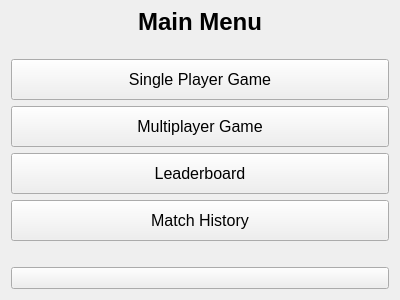
This is python_client/views/ui/qt_main_menu_view.ui in YuriHa-op/Hangman as Qt 5 draws it before an edit. The edited form follows.
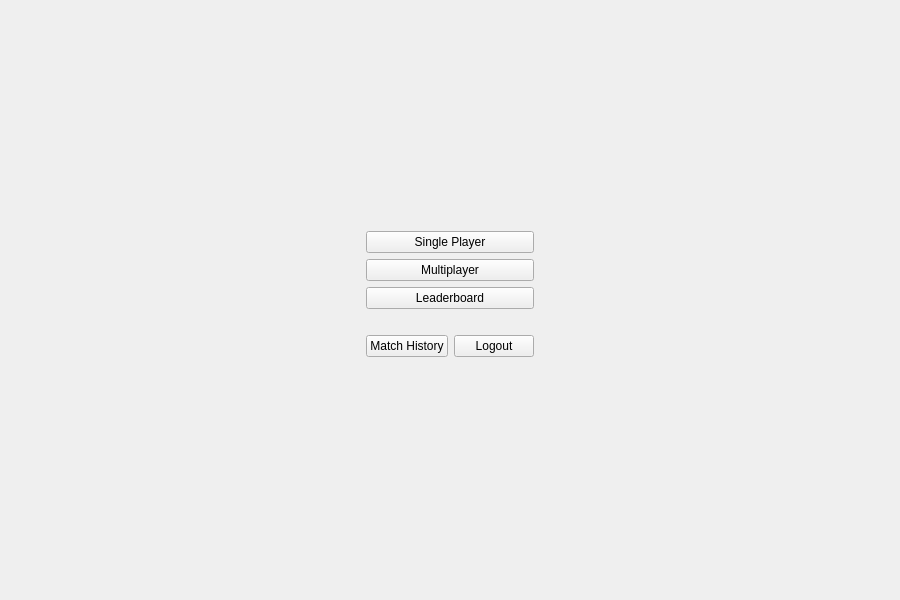
This is the edited form.

Diff of the .ui file:
```diff
--- a/python_client/views/ui/qt_main_menu_view.ui
+++ b/python_client/views/ui/qt_main_menu_view.ui
@@ -6,57 +6,141 @@
    <rect>
     <x>0</x>
     <y>0</y>
-    <width>400</width>
-    <height>300</height>
+    <width>900</width>
+    <height>600</height>
    </rect>
   </property>
   <property name="windowTitle">
    <string>Hangman - Main Menu</string>
   </property>
+  <layout class="QVBoxLayout" name="verticalLayout" stretch="2,0,0,3,0">
+   <property name="spacing">
+    <number>0</number>
+   </property>
+   <property name="leftMargin">
+    <number>10</number>
+   </property>
+   <property name="topMargin">
+    <number>10</number>
+   </property>
+   <property name="rightMargin">
+    <number>10</number>
+   </property>
+   <property name="bottomMargin">
+    <number>10</number>
+   </property>
+   <item>
+    <spacer name="verticalSpacer_top">
+     <property name="orientation">
+      <enum>Qt::Vertical</enum>
+     </property>
+     <property name="sizeHint" stdset="0">
+      <size>
+       <width>20</width>
+       <height>20</height>
+      </size>
+     </property>
+    </spacer>
+   </item>
+   <item>
+    <widget class="QStackedWidget" name="logo_stack">
   <property name="minimumSize">
    <size>
-    <width>400</width>
-    <height>300</height>
-   </size>
-  </property>
-  <layout class="QVBoxLayout" name="verticalLayout">
+       <width>0</width>
+       <height>120</height>
+      </size>
+     </property>
+     <property name="maximumSize">
+      <size>
+       <width>16777215</width>
+       <height>120</height>
+      </size>
+     </property>
+     <widget class="QWidget" name="logo_page">
+      <layout class="QHBoxLayout" name="horizontalLayout_2">
    <item>
-    <widget class="QLabel" name="title_label">
-     <property name="styleSheet">
-      <string notr="true">font-size: 24px; font-weight: bold; margin-bottom: 20px;</string>
+        <widget class="QLabel" name="logo_label">
+         <property name="minimumSize">
+          <size>
+           <width>600</width>
+           <height>100</height>
+          </size>
+         </property>
+         <property name="maximumSize">
+          <size>
+           <width>600</width>
+           <height>100</height>
+          </size>
      </property>
      <property name="text">
-      <string>Main Menu</string>
+          <string/>
      </property>
      <property name="alignment">
       <set>Qt::AlignCenter</set>
      </property>
     </widget>
    </item>
+      </layout>
+     </widget>
+    </widget>
+   </item>
+   <item>
+    <layout class="QHBoxLayout" name="center_buttons_layout">
+     <item>
+      <spacer name="horizontalSpacer_left">
+       <property name="orientation">
+        <enum>Qt::Horizontal</enum>
+       </property>
+       <property name="sizeHint" stdset="0">
+        <size>
+         <width>40</width>
+         <height>20</height>
+        </size>
+       </property>
+      </spacer>
+     </item>
+     <item>
+      <widget class="QWidget" name="center_buttons_widget" native="true">
+       <property name="maximumSize">
+        <size>
+         <width>700</width>
+         <height>16777215</height>
+        </size>
+       </property>
+       <layout class="QVBoxLayout" name="verticalLayout_2">
    <item>
     <widget class="QPushButton" name="single_player_button">
-     <property name="styleSheet">
-      <string notr="true">padding: 10px; font-size: 16px;</string>
+          <property name="maximumSize">
+           <size>
+            <width>16777215</width>
+            <height>35</height>
+           </size>
      </property>
      <property name="text">
-      <string>Single Player Game</string>
+           <string>Single Player</string>
      </property>
     </widget>
    </item>
    <item>
     <widget class="QPushButton" name="multiplayer_button">
-     <property name="styleSheet">
-      <string notr="true">padding: 10px; font-size: 16px;</string>
+          <property name="maximumSize">
+           <size>
+            <width>16777215</width>
+            <height>35</height>
+           </size>
      </property>
      <property name="text">
-      <string>Multiplayer Game</string>
+           <string>Multiplayer</string>
      </property>
     </widget>
    </item>
    <item>
     <widget class="QPushButton" name="leaderboard_button">
-     <property name="styleSheet">
-      <string notr="true">padding: 10px; font-size: 16px;</string>
+          <property name="maximumSize">
+           <size>
+            <width>16777215</width>
+            <height>35</height>
+           </size>
      </property>
      <property name="text">
       <string>Leaderboard</string>
@@ -64,9 +148,30 @@
     </widget>
    </item>
    <item>
+         <spacer name="verticalSpacer_2">
+          <property name="orientation">
+           <enum>Qt::Vertical</enum>
+          </property>
+          <property name="sizeType">
+           <enum>QSizePolicy::Fixed</enum>
+          </property>
+          <property name="sizeHint" stdset="0">
+           <size>
+            <width>20</width>
+            <height>20</height>
+           </size>
+          </property>
+         </spacer>
+        </item>
+        <item>
+         <layout class="QHBoxLayout" name="horizontalLayout">
+          <item>
     <widget class="QPushButton" name="match_history_button">
-     <property name="styleSheet">
-      <string notr="true">padding: 10px; font-size: 16px;</string>
+            <property name="maximumSize">
+             <size>
+              <width>16777215</width>
+              <height>35</height>
+             </size>
      </property>
      <property name="text">
       <string>Match History</string>
@@ -75,13 +180,94 @@
    </item>
    <item>
     <widget class="QPushButton" name="logout_button">
-     <property name="styleSheet">
-      <string notr="true">padding: 10px; font-size: 16px; margin-top: 20px;</string>
+            <property name="maximumSize">
+             <size>
+              <width>16777215</width>
+              <height>35</height>
+             </size>
      </property>
      <property name="text">
       <string>Logout</string>
      </property>
     </widget>
+          </item>
+         </layout>
+        </item>
+        <item>
+         <widget class="QWidget" name="splash_container" native="true">
+          <property name="minimumSize">
+           <size>
+            <width>0</width>
+            <height>60</height>
+           </size>
+          </property>
+          <layout class="QVBoxLayout" name="verticalLayout_3"/>
+         </widget>
+        </item>
+       </layout>
+      </widget>
+     </item>
+     <item>
+      <spacer name="horizontalSpacer_right">
+       <property name="orientation">
+        <enum>Qt::Horizontal</enum>
+       </property>
+       <property name="sizeHint" stdset="0">
+        <size>
+         <width>40</width>
+         <height>20</height>
+        </size>
+       </property>
+      </spacer>
+     </item>
+    </layout>
+   </item>
+   <item>
+    <spacer name="verticalSpacer_bottom">
+     <property name="orientation">
+      <enum>Qt::Vertical</enum>
+     </property>
+     <property name="sizeHint" stdset="0">
+      <size>
+       <width>20</width>
+       <height>40</height>
+      </size>
+     </property>
+    </spacer>
+   </item>
+   <item>
+    <layout class="QHBoxLayout" name="footer_layout">
+     <item>
+      <widget class="QLabel" name="footer_left_label">
+       <property name="text">
+        <string/>
+       </property>
+      </widget>
+     </item>
+     <item>
+      <spacer name="horizontalSpacer_2">
+       <property name="orientation">
+        <enum>Qt::Horizontal</enum>
+       </property>
+       <property name="sizeHint" stdset="0">
+        <size>
+         <width>40</width>
+         <height>20</height>
+        </size>
+       </property>
+      </spacer>
+     </item>
+     <item>
+      <widget class="QLabel" name="footer_right_label">
+       <property name="text">
+        <string/>
+       </property>
+       <property name="alignment">
+        <set>Qt::AlignRight|Qt::AlignTrailing|Qt::AlignVCenter</set>
+       </property>
+      </widget>
+     </item>
+    </layout>
    </item>
   </layout>
  </widget>
```
Lines whose indentation alone changed are shown as unchanged.
